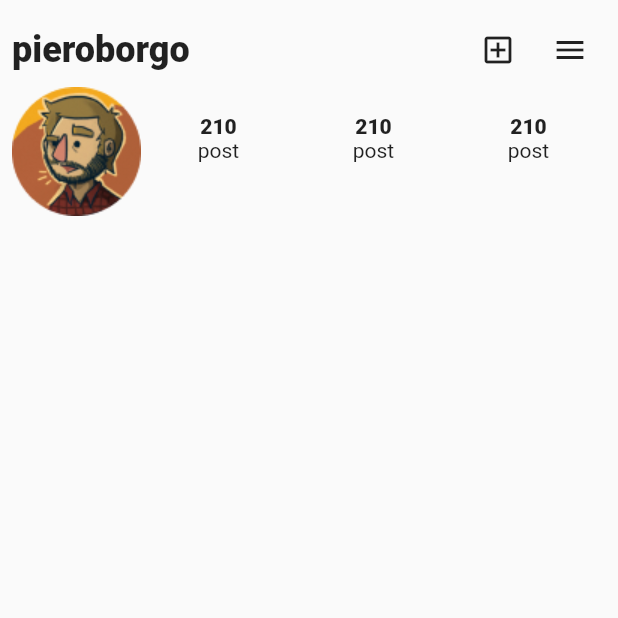
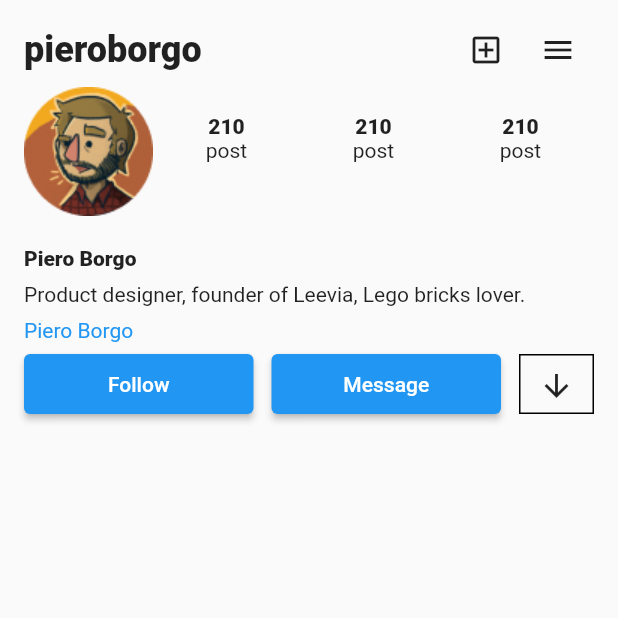
Before and after one commit to lfdel24/social_media_profile_screen, a Flutter app: the screen it shows after launch, on a phone screen of 412 x 824 dp, the top half of it. Run offline on Flutter 3.47's test engine with Material 2 defaults, Android fonts, the phone set to English and light mode, and no system bars.

Commit message:
Worked setion three

```diff
--- a/lib/main.dart
+++ b/lib/main.dart
@@ -1,6 +1,7 @@
 import 'package:flutter/material.dart';
 import 'package:social_media_profile_screen/widgets/my_app_bar.dart';
 import 'package:social_media_profile_screen/widgets/section_one.dart';
+import 'package:social_media_profile_screen/widgets/section_three.dart';
 
 const iconsPath = 'assets/icons/';
 const imagePath = 'assets/images/';
@@ -26,11 +27,12 @@ class ProfileScreen extends StatelessWidget {
       child: Scaffold(
         body: Center(
           child: Container(
-            padding: EdgeInsets.symmetric(horizontal: 8, vertical: 8),
+            padding: EdgeInsets.symmetric(horizontal: 16, vertical: 8),
             child: Column(
               children: [
                 MyAppBar(),
                 MySectionOne(),
+                MySectionThree(),
               ],
             ),
           ),
--- /dev/null
+++ b/lib/widgets/section_three.dart
@@ -0,0 +1,55 @@
+import 'package:flutter/material.dart';
+import 'package:social_media_profile_screen/my_assets.dart';
+
+final _textStyle = TextStyle(fontWeight: FontWeight.w900);
+final _textStyleBlue = TextStyle(color: Colors.blue);
+
+class MySectionThree extends StatelessWidget {
+  @override
+  Widget build(BuildContext context) {
+    const sizedBoxheight8 = SizedBox(
+      height: 8,
+    );
+    const sizedBoxWidth12 = SizedBox(
+      width: 12,
+    );
+
+    return Column(
+      crossAxisAlignment: CrossAxisAlignment.start,
+      children: [
+        SizedBox(height: 20),
+        Text("Piero Borgo", style: _textStyle),
+        sizedBoxheight8,
+        Text("Product designer, founder of Leevia, Lego bricks lover."),
+        sizedBoxheight8,
+        Text("Piero Borgo", style: _textStyleBlue),
+        sizedBoxheight8,
+        Row(
+          children: [
+            Expanded(
+                child: Container(
+                    height: 40,
+                    child: ElevatedButton(
+                        onPressed: () {}, child: Text("Follow")))),
+            sizedBoxWidth12,
+            Expanded(
+                child: Container(
+                    height: 40,
+                    child: ElevatedButton(
+                        onPressed: () {}, child: Text("Message")))),
+            sizedBoxWidth12,
+            Container(
+              height: 40,
+              decoration:
+                  BoxDecoration(border: Border.all(color: Colors.black)),
+              child: IconButton(
+                icon: Icon(Icons.arrow_downward_outlined),
+                onPressed: () {},
+              ),
+            ),
+          ],
+        )
+      ],
+    );
+  }
+}
--- a/lib/widgets/section_two.dart
+++ /dev/null
@@ -1,46 +0,0 @@
-import 'package:flutter/material.dart';
-import 'package:social_media_profile_screen/my_assets.dart';
-
-final _textStyle = TextStyle(fontWeight: FontWeight.w900);
-
-class MySectionOne extends StatelessWidget {
-  @override
-  Widget build(BuildContext context) {
-    return Row(
-      children: [
-        Image.asset(MyAssets.avatar),
-        Expanded(
-          child: Row(
-            mainAxisAlignment: MainAxisAlignment.spaceAround,
-            children: [
-              _Item(title: "210", subTitle: "post"),
-              _Item(title: "210", subTitle: "post"),
-              _Item(title: "210", subTitle: "post"),
-            ],
-          ),
-        )
-      ],
-    );
-  }
-}
-
-class _Item extends StatelessWidget {
-  final String title;
-  final String subTitle;
-
-  const _Item({Key? key, this.title = "", this.subTitle = ""})
-      : super(key: key);
-
-  @override
-  Widget build(BuildContext context) {
-    return Container(
-      height: 50,
-      child: Column(
-        children: [
-          Text(title, style: _textStyle),
-          Text(subTitle),
-        ],
-      ),
-    );
-  }
-}
```
